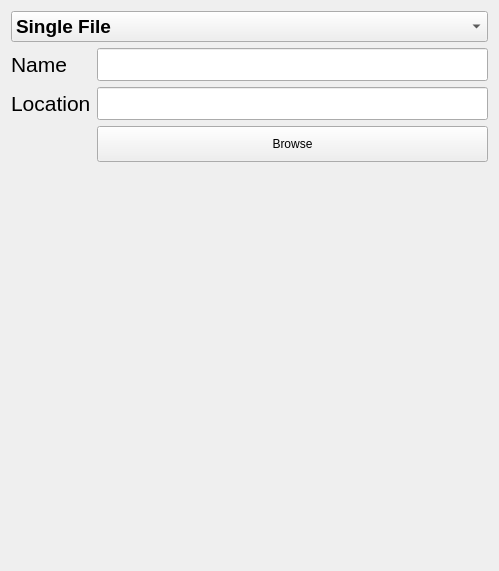
This is Inc/NewDialog.ui in FRC-836/QCP_File_Creator as Qt 5 draws it before an edit. The edited form follows.
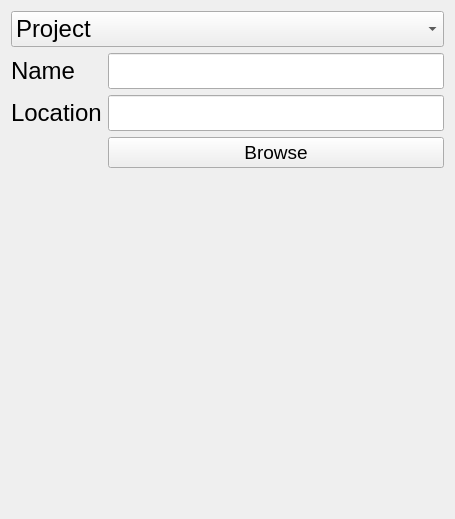
This is the edited form.

The edit to the form file:
```diff
--- a/Inc/NewDialog.ui
+++ b/Inc/NewDialog.ui
@@ -6,36 +6,21 @@
    <rect>
     <x>0</x>
     <y>0</y>
-    <width>497</width>
-    <height>571</height>
+    <width>455</width>
+    <height>519</height>
    </rect>
   </property>
   <property name="windowTitle">
    <string>Form</string>
   </property>
-  <layout class="QGridLayout" name="gridLayout">
-   <item row="0" column="0">
-    <layout class="QVBoxLayout" name="vLayout">
+  <layout class="QVBoxLayout" name="verticalLayout">
      <item>
-      <widget class="QComboBox" name="cmbType">
-       <property name="minimumSize">
-        <size>
-         <width>477</width>
-         <height>29</height>
-        </size>
-       </property>
+    <widget class="QComboBox" name="cmbProjectType">
        <property name="font">
         <font>
-         <pointsize>14</pointsize>
-         <weight>75</weight>
-         <bold>true</bold>
-        </font>
-       </property>
-       <item>
-        <property name="text">
-         <string>Single File</string>
-        </property>
-       </item>
+       <pointsize>18</pointsize>
+      </font>
+     </property>
        <item>
         <property name="text">
          <string>Project</string>
@@ -44,12 +29,12 @@
       </widget>
      </item>
      <item>
-      <layout class="QFormLayout" name="frmLayout">
+    <layout class="QFormLayout" name="formLayout">
        <item row="0" column="0">
         <widget class="QLabel" name="lblname">
          <property name="font">
           <font>
-           <pointsize>16</pointsize>
+         <pointsize>18</pointsize>
           </font>
          </property>
          <property name="text">
@@ -61,7 +46,7 @@
         <widget class="QLineEdit" name="lneName">
          <property name="font">
           <font>
-           <pointsize>16</pointsize>
+         <pointsize>18</pointsize>
           </font>
          </property>
         </widget>
@@ -70,7 +55,7 @@
         <widget class="QLabel" name="lblLocation">
          <property name="font">
           <font>
-           <pointsize>16</pointsize>
+         <pointsize>18</pointsize>
           </font>
          </property>
          <property name="text">
@@ -82,25 +67,22 @@
         <widget class="QLineEdit" name="lneLocation">
          <property name="font">
           <font>
-           <pointsize>16</pointsize>
+         <pointsize>18</pointsize>
           </font>
          </property>
         </widget>
        </item>
        <item row="2" column="1">
         <widget class="QPushButton" name="btnBrowse">
-         <property name="minimumSize">
-          <size>
-           <width>0</width>
-           <height>36</height>
-          </size>
+       <property name="font">
+        <font>
+         <pointsize>14</pointsize>
+        </font>
          </property>
          <property name="text">
           <string>Browse</string>
          </property>
         </widget>
-       </item>
-      </layout>
      </item>
     </layout>
    </item>
```
Left out of the diff: 4 changed lines with no effect on the pictures. Lines whose indentation alone changed are shown as unchanged.
